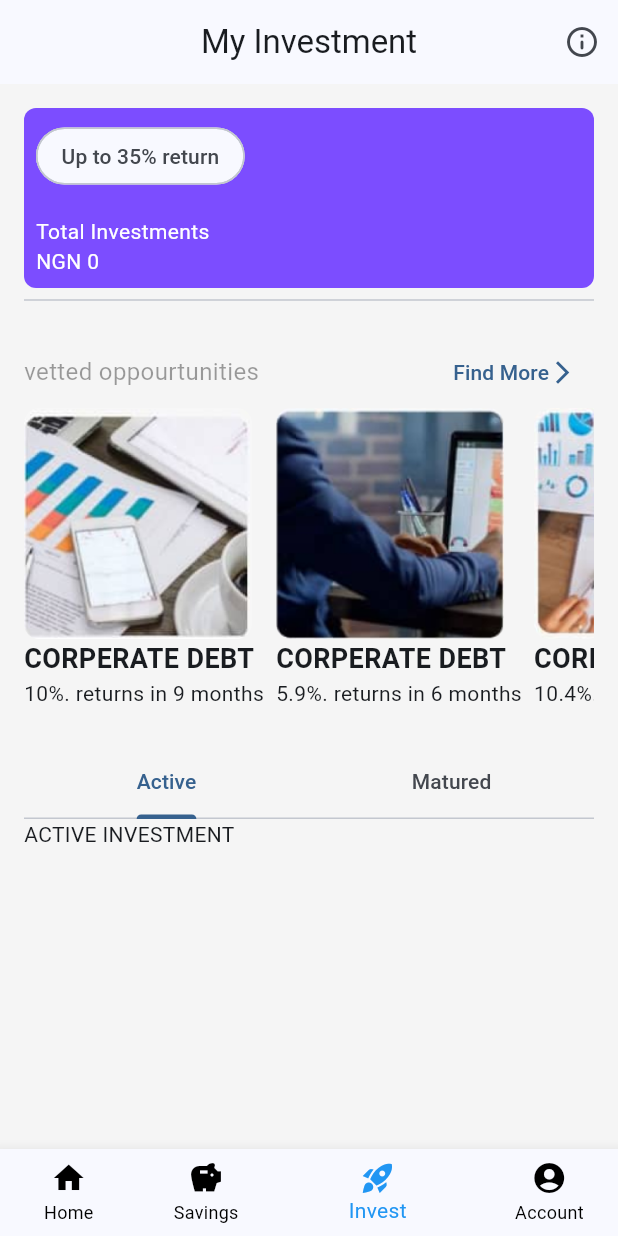
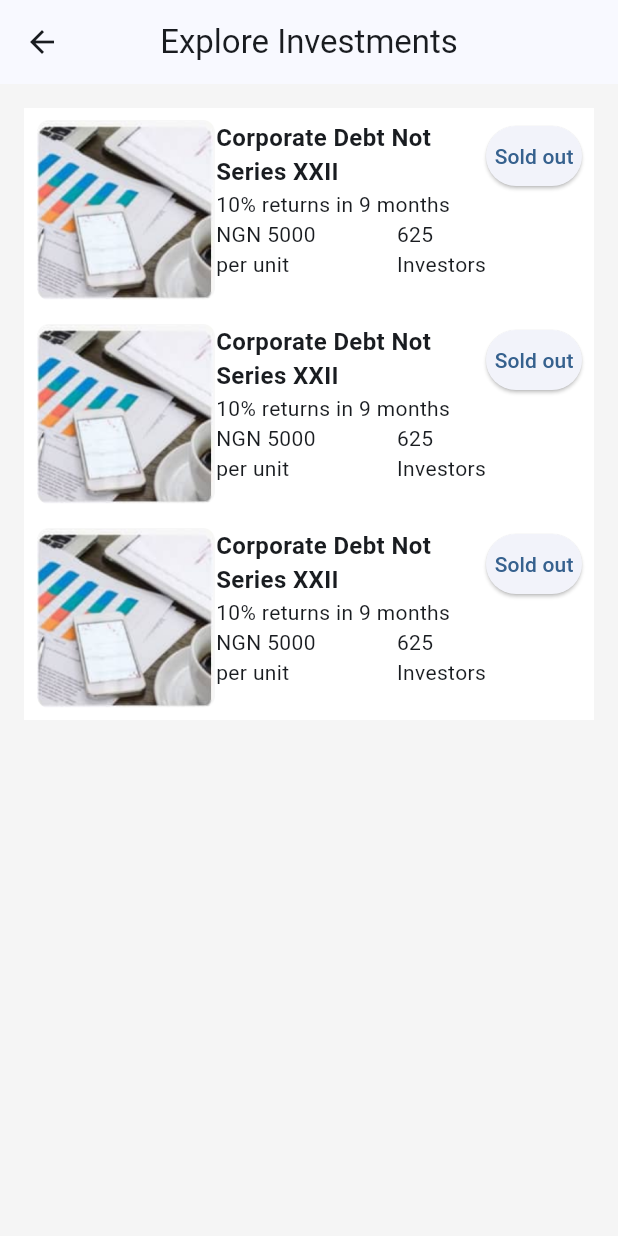
Before and after one commit to Fabilqees/savenet_app, a Flutter app: the screen it shows after launch, item 3 of the bottom bar chosen, after a tap on "Find More", on a phone screen of 412 x 824 dp. Run offline on Flutter 3.47's test engine with Material 3 defaults, Android fonts, the phone set to English and light mode, and no system bars; missing offline and left inert: dart:ffi.

Commit message:
April 3oth

```diff
--- a/lib/features/accounts/widgets/account_settings_2.dart
+++ b/lib/features/accounts/widgets/account_settings_2.dart
@@ -48,6 +48,21 @@ class AccountSettings2 extends StatelessWidget {
             icon: Icon(Icons.lock),
           ),
           Divider(color: Colors.grey.shade300,),
+          AccountSettingsItem(
+            title: "Change App Icon",
+            icon: Icon(Icons.settings),
+          ),
+          Divider(color: Colors.grey.shade300,),
+      ListTile(
+        leading: Icon(Icons.change_circle),
+        title: Text(
+          "Check for Updates",
+          style: TextStyle(
+            fontWeight: FontWeight.bold,
+          ),
+        ),
+      ),
+          Divider(color: Colors.grey.shade300,),
           ListTile(
             leading: Icon(Icons.logout,color: Colors.red.shade700,),
             title: Text(
--- a/lib/features/home/pages/home_page.dart
+++ b/lib/features/home/pages/home_page.dart
@@ -29,7 +29,10 @@ class _HomePageState extends State<HomePage> {
   @override
   Widget build(BuildContext context){
     return Scaffold(
-      body: listOfPages[selectedIndex],
+      body: IndexedStack(
+          children: listOfPages,
+            index: selectedIndex
+      ),
       bottomNavigationBar: BottomNavigationBar(
         currentIndex: selectedIndex,
         unselectedItemColor: Colors.black,
--- a/lib/features/home/pages/home_view.dart
+++ b/lib/features/home/pages/home_view.dart
@@ -3,9 +3,11 @@ import 'package:flutter/material.dart';
 import 'package:savenet_app/features/home/widget/my_todo_section.dart';
 import 'package:savenet_app/features/home/widget/top_savings_section.dart';
 import 'package:savenet_app/features/home/widget/vetted_oportunities_section.dart';
+import 'package:savenet_app/features/invest/widgets/invest_details_card.dart';
 
 import '../widget/savings_details_card.dart';
 import '../widget/suggestions_section.dart';
+import '../widget/user_balance_card.dart';
 
 class HomeView extends StatelessWidget {
   const HomeView({super.key});
@@ -45,43 +47,7 @@ class HomeView extends StatelessWidget {
       body: ListView(
         padding: EdgeInsets.all(16.0),
         children: [
-          SavingDetailsCard(
-            bottomLeftWidget: Column(
-              crossAxisAlignment: CrossAxisAlignment.start,
-              children: [
-                Text(
-                    "My Savings",
-                     style: TextStyle(
-                       color: Colors.grey.shade200
-                     ),
-                ),
-                Text(
-                  "****",
-                  style: TextStyle(
-                      fontWeight: FontWeight.bold,
-                      fontSize: 20,
-                      color: Colors.white,
-                  ),
-                )
-              ],
-            ),
-            topRightWidget: ElevatedButton(
-              onPressed:  (){},
-              child: Row(
-                mainAxisSize: MainAxisSize.min,
-                children: [
-                  Text("View Savings"),
-                  Icon(Icons.arrow_forward)
-                ],
-              ),
-              style: ElevatedButton.styleFrom(
-                  padding: EdgeInsets.symmetric(
-                      vertical: 0,
-                      horizontal: 4
-                  )
-              ),
-            ),
-          ),
+          UserBalanceDetails(),
           MyTodoSection(),
           TopSavingsSection(),
           SuggestionsSection(),
--- a/lib/features/home/widget/savings_details_card.dart
+++ b/lib/features/home/widget/savings_details_card.dart
@@ -4,15 +4,19 @@ class SavingDetailsCard extends StatelessWidget {
   const SavingDetailsCard({
     super.key,
     required this.bottomLeftWidget,
-    required this.topRightWidget
+    required this.topRightWidget,
+    this.onClick
   });
 
   final Widget bottomLeftWidget;
   final Widget topRightWidget;
+  final Function()? onClick;
 
   @override
   Widget build(BuildContext context) {
-    return Container(
+    return GestureDetector(
+      onTap: onClick,
+      child: Container(
         padding: EdgeInsets.all(16.0),
         height: 160,
         decoration: BoxDecoration(
@@ -22,7 +26,7 @@ class SavingDetailsCard extends StatelessWidget {
         child: Stack(
           children: [
             ElevatedButton.icon(
-            onPressed:  (){},
+              onPressed: onClick,
               icon: Icon(Icons.add),
               label: Text("Quick save"),
               style: ElevatedButton.styleFrom(
@@ -31,7 +35,9 @@ class SavingDetailsCard extends StatelessWidget {
                       horizontal: 4
                   ),
                   backgroundColor: Colors.yellow.shade800,
-                foregroundColor: Colors.black
+                  foregroundColor: Colors.black,
+                disabledBackgroundColor: Colors.yellow.shade700,
+                disabledForegroundColor: Colors.black
               ),
             ),
 
@@ -49,6 +55,7 @@ class SavingDetailsCard extends StatelessWidget {
           ],
 
         ),
+      ),
     );
   }
 }
--- /dev/null
+++ b/lib/features/home/widget/user_balance_card.dart
@@ -0,0 +1,92 @@
+import 'package:flutter/material.dart';
+import 'package:savenet_app/features/home/widget/savings_details_card.dart';
+
+import '../../invest/widgets/invest_details_card.dart';
+
+class UserBalanceDetails extends StatefulWidget {
+  const UserBalanceDetails({
+    super.key,
+  });
+
+  @override
+  State<UserBalanceDetails> createState() => _UserBalanceDetailsState();
+}
+
+class _UserBalanceDetailsState extends State<UserBalanceDetails> with SingleTickerProviderStateMixin{
+ late TabController tabController;
+
+  @override
+  void initState() {
+    // TODO: implement initState
+    super.initState();
+     tabController = TabController(length: 2, vsync: this);
+  }
+  @override
+  Widget build(BuildContext context) {
+    return Column(
+      children: [
+        SizedBox(
+          height: 150,
+          child: PageView(
+              onPageChanged: (index){
+                setState(() {
+                  tabController.index = index;
+                });
+              },
+              children:[
+                Padding(
+                  padding: const EdgeInsets.only(right: 8),
+                  child: SavingDetailsCard(
+                    bottomLeftWidget: Column(
+                      crossAxisAlignment: CrossAxisAlignment.start,
+                      children: [
+                        Text(
+                          "My Savings",
+                          style: TextStyle(
+                              color: Colors.grey.shade200
+                          ),
+                        ),
+                        Text(
+                          "****",
+                          style: TextStyle(
+                            fontWeight: FontWeight.bold,
+                            fontSize: 20,
+                            color: Colors.white,
+                          ),
+                        )
+                      ],
+                    ),
+                    topRightWidget: ElevatedButton(
+                      onPressed:  (){},
+                      child: Row(
+                        mainAxisSize: MainAxisSize.min,
+                        children: [
+                          Text("View Savings"),
+                          Icon(Icons.arrow_forward)
+                        ],
+                      ),
+                      style: ElevatedButton.styleFrom(
+                          padding: EdgeInsets.symmetric(
+                              vertical: 0,
+                              horizontal: 4
+                          )
+                      ),
+                    ),
+                  ),
+                ),
+                Padding(
+                  padding: const EdgeInsets.only(left: 8),
+                  child: InvestDetailsCard(),
+                )
+              ]
+          ),
+        ),
+        TabPageSelector(
+          controller: tabController,
+          selectedColor: Colors.blue,
+          color: Colors.white,
+        )
+      ],
+    );
+  }
+}
--- a/lib/features/home/widget/vetted_oportunities_section.dart
+++ b/lib/features/home/widget/vetted_oportunities_section.dart
@@ -2,6 +2,7 @@
 
 import 'package:flutter/material.dart';
 import 'package:savenet_app/features/home/widget/vetted_opportunities_item.dart';
+import 'package:savenet_app/features/invest/pages/explore_investment.dart';
 
 class VettedOpportunitesSection extends StatelessWidget {
   const VettedOpportunitesSection({super.key});
@@ -23,7 +24,15 @@ class VettedOpportunitesSection extends StatelessWidget {
                    color: Colors.black38
                 ),
               ),
-              TextButton(onPressed: () {},
+              TextButton(onPressed: () {
+                Navigator.push(
+                    context,
+                    MaterialPageRoute(builder: (context) {
+                      return ExploreInvestmentsPage();
+                    }
+                    )
+                );
+              },
                   child: Row(
                     children: [
                       Text("Find More"),
--- /dev/null
+++ b/lib/features/invest/pages/explore_investment.dart
@@ -0,0 +1,26 @@
+
+import 'package:flutter/material.dart';
+
+import '../widgets/explore_investment_item.dart';
+
+class ExploreInvestmentsPage extends StatelessWidget {
+  const ExploreInvestmentsPage({super.key});
+
+  @override
+  Widget build(BuildContext context) {
+    return Scaffold(
+      appBar: AppBar(
+        title: Text("Explore Investments"),
+        centerTitle: true,
+      ),
+      body: ListView(
+        padding: EdgeInsets.all(16),
+        children: [
+          ExploreInvestmentsItem(),
+          ExploreInvestmentsItem(),
+          ExploreInvestmentsItem()
+        ],
+      ),
+    );
+  }
+}
--- /dev/null
+++ b/lib/features/invest/widgets/explore_investment_item.dart
@@ -0,0 +1,68 @@
+import 'package:flutter/material.dart';
+
+class ExploreInvestmentsItem extends StatelessWidget {
+  const ExploreInvestmentsItem({
+    super.key,
+  });
+
+  @override
+  Widget build(BuildContext context) {
+    return Container(
+      padding: EdgeInsets.all(8),
+      color: Colors.white,
+      child: Row(
+        crossAxisAlignment: CrossAxisAlignment.start,
+        children: [
+          Image.asset(
+            "assets/images/invest_img.png",
+            height: 120,
+            width: 120,
+          ),
+          Expanded(
+            child: Column(
+              crossAxisAlignment: CrossAxisAlignment.start,
+              children: [
+                Text(
+                  "Corporate Debt Not Series XXII",
+                  style: TextStyle(
+                      fontWeight: FontWeight.bold,
+                      fontSize: 16
+                  ),
+                ),
+                Text("10% returns in 9 months"),
+                Row(
+                  mainAxisAlignment: MainAxisAlignment.spaceBetween,
+                  children: [
+                    Column(
+                      crossAxisAlignment: CrossAxisAlignment.start,
+                      children: [
+                        Text("NGN 5000"),
+                        Text("per unit")
+                      ],
+                    ),
+                    Column(
+                      crossAxisAlignment: CrossAxisAlignment.start,
+                      children: [
+                        Text("625"),
+                        Text("Investors"),
+                      ],
+                    )
+                  ],
+                )
+              ],
+            ),
+          ),
+          ElevatedButton(
+              onPressed: () {
+
+              },
+              style: ElevatedButton.styleFrom(
+                  padding: EdgeInsets.symmetric(horizontal: 4)
+              ),
+              child: Text("Sold out")
+          )
+        ],
+      ),
+    );
+  }
+}
--- a/lib/features/invest/widgets/tab_section.dart
+++ b/lib/features/invest/widgets/tab_section.dart
@@ -20,15 +20,17 @@ class TabSection extends StatelessWidget {
              ]
             ),
             SizedBox(
-              height: 400,
+              height: 200,
               child: TabBarView(
                   children: [
                     Container(
+                      decoration: BoxDecoration(
+                      ),
                       child: Text("ACTIVE INVESTMENT"),
                     ),
                     Container(
                       child: Text("MATURED INVESTMENTS"),
-                    )
+                    ),
                   ]
               ),
             )
```
Also changed, not shown: lib/features/home/widget/hide_todo_sheet.dart (added, +81 -0 lines), lib/features/home/widget/my_todo_section.dart (+11 -1 lines), lib/features/home/widget/user_balance_copy.dart (added, +87 -0 lines), lib/features/savings/pages/quick_savings_page.dart (added, +77 -0 lines), lib/features/savings/pages/savings_view.dart (+9 -0 lines), lib/features/savings/widgets/choose_a_wallet_section.dart (added, +79 -0 lines), assets/images/Frame 1000010408.png (added), assets/images/piggyvest.png (added). Lines whose indentation alone changed are shown as unchanged.
